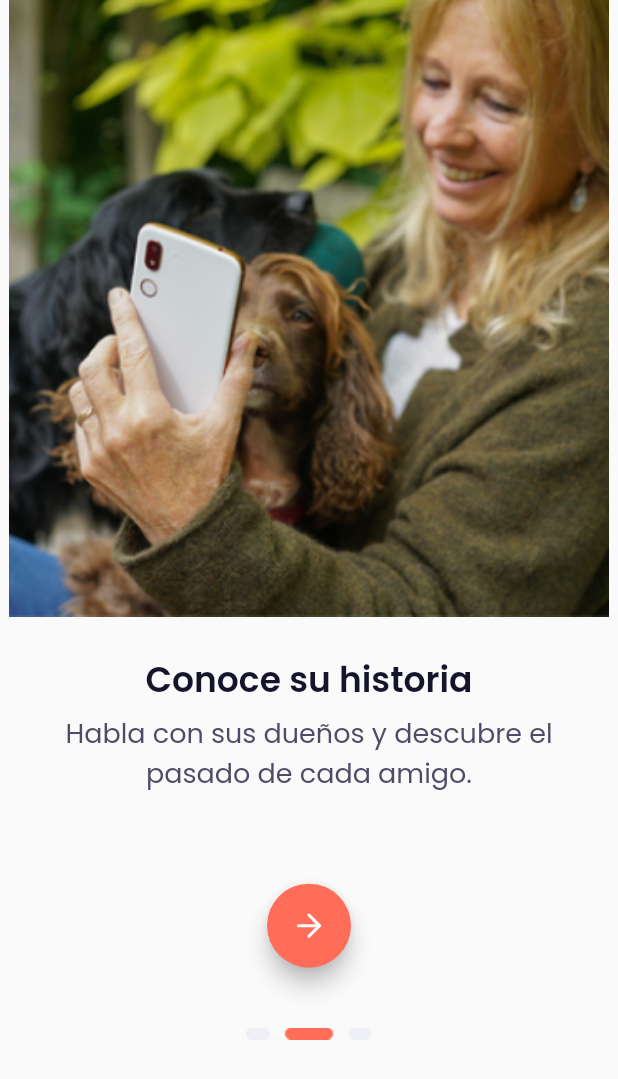
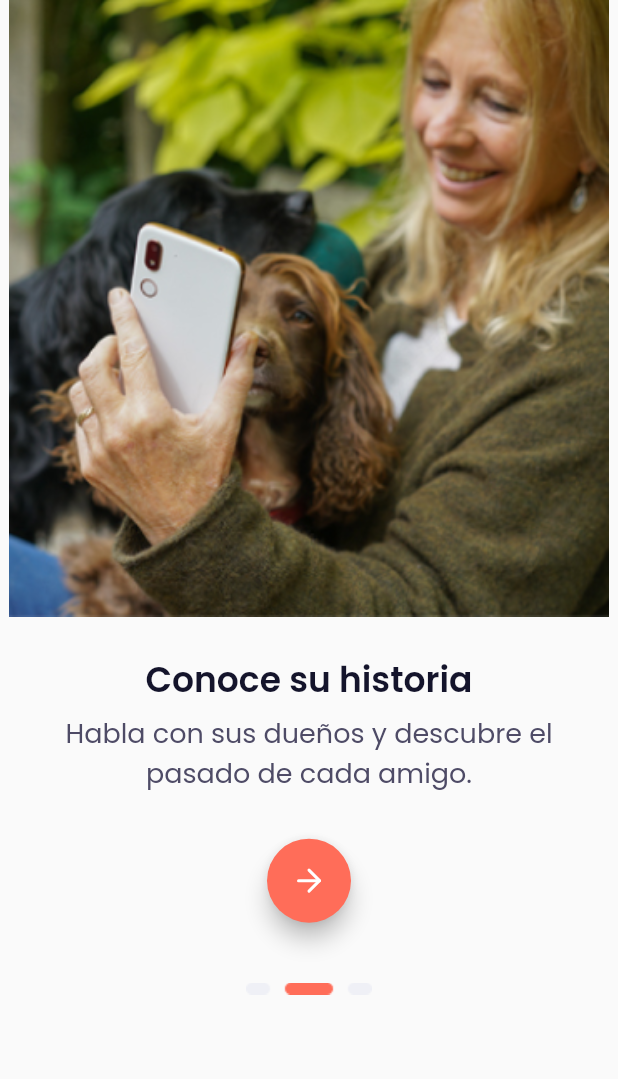
Before and after one commit to AdriaGual/pawstic, a Flutter app: the screen it shows after launch, after a tap on an icon or button, on a phone screen of 412 x 824 dp. Shown: the top 1079 px of the screen. Run offline on Flutter 3.47's test engine with Material 2 defaults, Android fonts, the phone set to English and light mode, and no system bars; our stand-ins replace flutter_feather_icons, flutter_svg, flutter_swiper, font_awesome_flutter, geolocator, image_picker and 1 more; missing offline and left inert: cloudinary_public, future_progress_dialog; network calls fail; project files that could hold a hidden picture were left out.

```diff
--- a/lib/globals.dart
+++ b/lib/globals.dart
@@ -11,9 +11,9 @@ Color greyColor_2 = HexColor.fromHex('#767676');
 Color beigeColor = HexColor.fromHex('#AE9C8B');
 Color meatColor = HexColor.fromHex('#FCCEB2');
 
-String allPublishingsUrl = 'http://192.168.1.42:3000/publishings/';
-String allUsersUrl = 'http://192.168.1.42:3000/users/';
-String loginUrl = 'http://192.168.1.42:3000/users/login';
+String allPublishingsUrl = 'https://pawsticback.herokuapp.com/publishings/';
+String allUsersUrl = 'https://pawsticback.herokuapp.com/users/';
+String loginUrl = 'https://pawsticback.herokuapp.com/users/login';
 int selectedIndex = 0;
 bool isDrawerOpen = false;
 double xOffset = 0;
--- a/lib/pages/onBoarding/onBoarding1.dart
+++ b/lib/pages/onBoarding/onBoarding1.dart
@@ -27,15 +27,18 @@ class OnBoarding1State extends State<OnBoarding1> {
       theme: ThemeData(fontFamily: 'Poppins'),
       debugShowCheckedModeBanner: false,
       home: Scaffold(
-        body: Column(
+          body: SafeArea(
+        child: Column(
+          mainAxisAlignment: MainAxisAlignment.center,
+          crossAxisAlignment: CrossAxisAlignment.center,
           children: [
-            SizedBox(height: 100),
             Image.asset(
               'assets/images/onBoarding/onBoarding1.png',
               width: 400.0,
               fit: BoxFit.cover,
             ),
             SizedBox(height: 25),
+            Column(children: [
               Text('Encuentra tu mejor amigo',
                   style: Theme.of(context).textTheme.headline6),
               SizedBox(height: 5),
@@ -60,10 +63,11 @@ class OnBoarding1State extends State<OnBoarding1> {
               SizedBox(height: 35),
               Image.asset(
                 'assets/images/onBoarding/progressBar.png',
-            ),
+              )
+            ]),
           ],
         ),
-      ),
+      )),
     );
   }
 }
--- a/lib/pages/onBoarding/onBoarding2.dart
+++ b/lib/pages/onBoarding/onBoarding2.dart
@@ -12,7 +12,8 @@ class OnBoarding2 extends StatelessWidget {
       theme: ThemeData(fontFamily: 'Poppins'),
       debugShowCheckedModeBanner: false,
       home: Scaffold(
-        body: Column(
+          body: SafeArea(
+        child: Column(
           children: [
             Image.asset(
               'assets/images/onBoarding/onBoarding2.png',
@@ -30,7 +31,7 @@ class OnBoarding2 extends StatelessWidget {
                   textAlign: TextAlign.center,
                   style: Theme.of(context).textTheme.bodyText2),
             ),
-            SizedBox(height: 60),
+            SizedBox(height: 30),
             FloatingActionButton(
               onPressed: () {
                 Navigator.push(
@@ -47,7 +48,7 @@ class OnBoarding2 extends StatelessWidget {
             ),
           ],
         ),
-      ),
+      )),
     );
   }
 }
--- a/pubspec.yaml
+++ b/pubspec.yaml
@@ -24,15 +24,15 @@ dependencies:
   flutter:
     sdk: flutter
   flutter_feather_icons: ^1.0.3
-  flutter_svg: ^0.19.2+1
+  flutter_svg: ^0.19.1
   font_awesome_flutter: ^8.11.0
   http: ^0.12.2
   shared_preferences: ^0.5.12+4
   image_picker: ^0.6.7+21
   geolocator: ^6.1.14
   cloudinary_public: ^0.6.2
-  ndialog: ^3.2.1
   flutter_swiper: ^1.1.6
+  future_progress_dialog: ^0.1.1
 
   # The following adds the Cupertino Icons font to your application.
   # Use with the CupertinoIcons class for iOS style icons.
```
Also changed, not shown: lib/components/horizontalScroll.dart (+18 -2 lines), lib/pages/onBoarding/onBoarding3.dart (+4 -3 lines), lib/pages/publish/publish2.dart (+16 -29 lines), pubspec.lock, 1 other file. Lines whose indentation alone changed are shown as unchanged.
